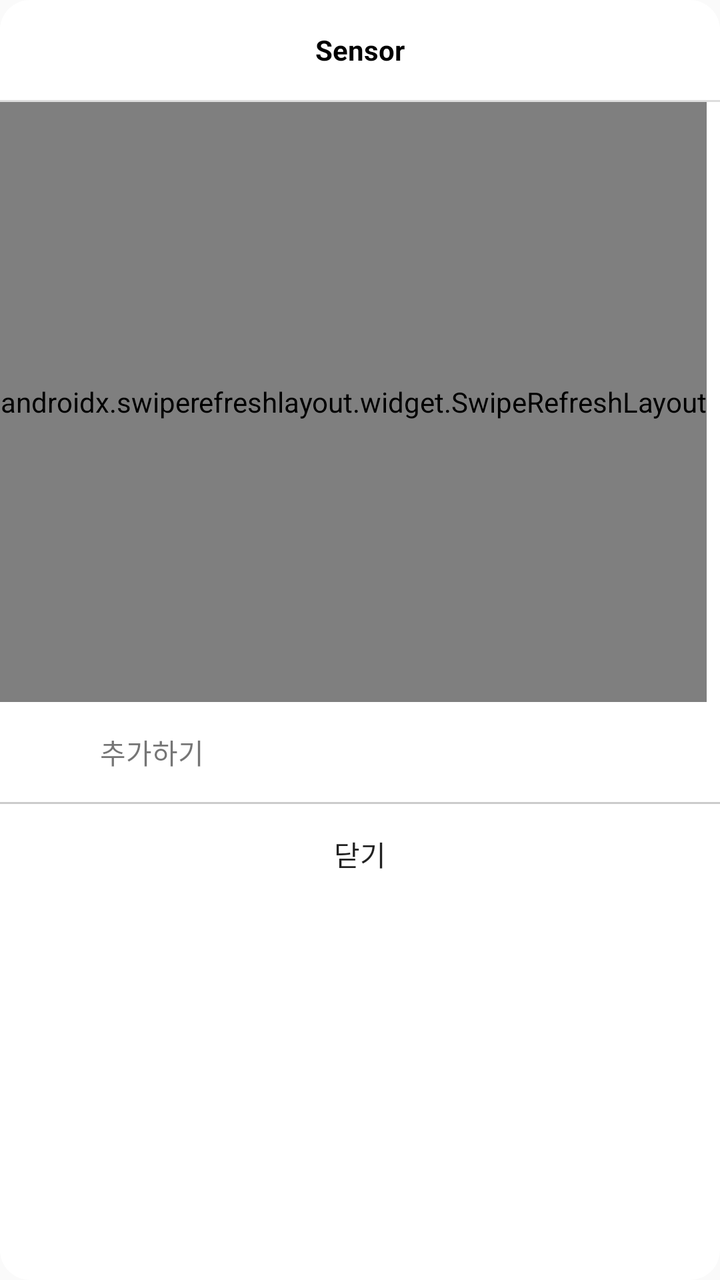
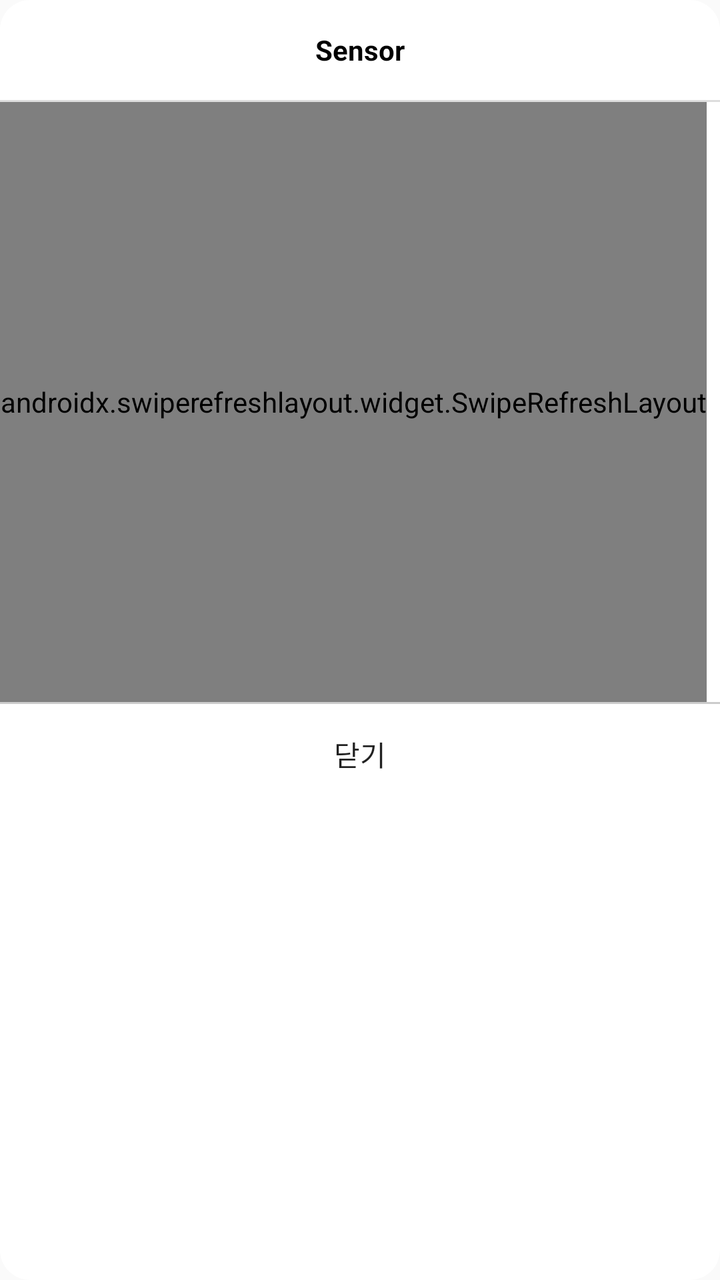

An Android layout rendered at two revisions. The XML below is the earlier revision; the diff shows what the commit changed to produce the second picture.
<!-- AndroidManifest.xml: application theme AppTheme -->
<!-- res/layout/custom_dialog.xml -->
<?xml version="1.0" encoding="utf-8"?>
<LinearLayout xmlns:android="http://schemas.android.com/apk/res/android"
    android:orientation="vertical"
    android:background="@drawable/dialog_rounded"
    android:layout_width="300dp"
    android:layout_height="wrap_content">

    <LinearLayout
        android:layout_width="match_parent"
        android:layout_height="50dp">
        <TextView
            android:id="@+id/dialogTitle"
            android:layout_width="match_parent"
            android:layout_height="match_parent"
            android:layout_weight="1"
            android:gravity="center"
            android:textAlignment="center"
            android:text="Sensor"
            android:textColor="#000000"
            android:textStyle="bold"/>

    </LinearLayout>

    <TextView
        android:layout_width="match_parent"
        android:layout_height="1dp"
        android:background="#dddddd"/>
    <androidx.swiperefreshlayout.widget.SwipeRefreshLayout
        android:layout_width="wrap_content"
        android:layout_height="300dp"
        android:id="@+id/swipe_layout">
    <ListView
        android:layout_width="match_parent"
        android:layout_height="wrap_content"
        android:divider="#000000"
        android:id="@+id/listView">

    </ListView>

    </androidx.swiperefreshlayout.widget.SwipeRefreshLayout>
    <RelativeLayout
        android:layout_width="match_parent"
        android:layout_height="wrap_content"
        android:id="@+id/rlRegister">
        <ImageView
            android:layout_width="30dp"
            android:layout_height="30dp"
            android:layout_marginTop="10dp"
            android:layout_marginBottom="10dp"
            android:layout_marginLeft="10dp"
            android:src="@drawable/ic_add"
            android:layout_centerVertical="true"
            android:id="@+id/iv"/>
        <TextView
            android:layout_width="match_parent"
            android:layout_height="wrap_content"
            android:text="추가하기"
            android:layout_toRightOf="@+id/iv"
            android:layout_margin="10dp"
            android:layout_centerVertical="true"/>
    </RelativeLayout>

    <TextView
        android:layout_width="match_parent"
        android:layout_height="1dp"
        android:background="#cccccc"/>
    <Button
        android:id="@+id/btnCancel"
        android:text="닫기"
        android:background="#00000000"
        android:layout_width="match_parent"
        android:layout_height="50dp" />

</LinearLayout>
<!-- resources referenced by this layout -->
<resources>
  <!-- drawable dialog_rounded (drawable) -->
  <?xml version="1.0" encoding="UTF-8"?>
  <shape xmlns:android="http://schemas.android.com/apk/res/android">
      <solid android:color="#FFFFFF"/>
      <corners android:radius="15dp"/>
      <padding android:left="0dip" android:top="0dip" android:right="0dip" android:bottom="0dip" />
  </shape>
  <!-- drawable ic_add (drawable) -->
  <vector android:height="24dp" android:tint="#FFFfff"
      android:viewportHeight="24.0" android:viewportWidth="24.0"
      android:width="24dp" xmlns:android="http://schemas.android.com/apk/res/android">
      <path android:fillColor="#FF000000" android:pathData="M19,13h-6v6h-2v-6H5v-2h6V5h2v6h6v2z"/>
  </vector>
  <style name="AppTheme" parent="Theme.AppCompat.Light.DarkActionBar">
          
          <item name="colorPrimary">@color/blueSkiestop</item>
          <item name="colorPrimaryDark">@color/blueSkiestop</item>
          <item name="colorAccent">@color/black</item>
      </style>
  <color name="blueSkiestop">#56CBF2</color>
  <color name="black">#000</color>
</resources>

<!-- the commit's change to res/layout/custom_dialog.xml (unified diff, before → after) -->
@@ -38,27 +38,7 @@
     </ListView>
 
     </androidx.swiperefreshlayout.widget.SwipeRefreshLayout>
-    <RelativeLayout
-        android:layout_width="match_parent"
-        android:layout_height="wrap_content"
-        android:id="@+id/rlRegister">
-        <ImageView
-            android:layout_width="30dp"
-            android:layout_height="30dp"
-            android:layout_marginTop="10dp"
-            android:layout_marginBottom="10dp"
-            android:layout_marginLeft="10dp"
-            android:src="@drawable/ic_add"
-            android:layout_centerVertical="true"
-            android:id="@+id/iv"/>
-        <TextView
-            android:layout_width="match_parent"
-            android:layout_height="wrap_content"
-            android:text="추가하기"
-            android:layout_toRightOf="@+id/iv"
-            android:layout_margin="10dp"
-            android:layout_centerVertical="true"/>
-    </RelativeLayout>
+
 
     <TextView
         android:layout_width="match_parent"
<!-- resource entries referenced after the edit -->
@@ -7,12 +7,6 @@
       <corners android:radius="15dp"/>
       <padding android:left="0dip" android:top="0dip" android:right="0dip" android:bottom="0dip" />
   </shape>
-  <!-- drawable ic_add (drawable) -->
-  <vector android:height="24dp" android:tint="#FFFfff"
-      android:viewportHeight="24.0" android:viewportWidth="24.0"
-      android:width="24dp" xmlns:android="http://schemas.android.com/apk/res/android">
-      <path android:fillColor="#FF000000" android:pathData="M19,13h-6v6h-2v-6H5v-2h6V5h2v6h6v2z"/>
-  </vector>
   <style name="AppTheme" parent="Theme.AppCompat.Light.DarkActionBar">
           
           <item name="colorPrimary">@color/blueSkiestop</item>
